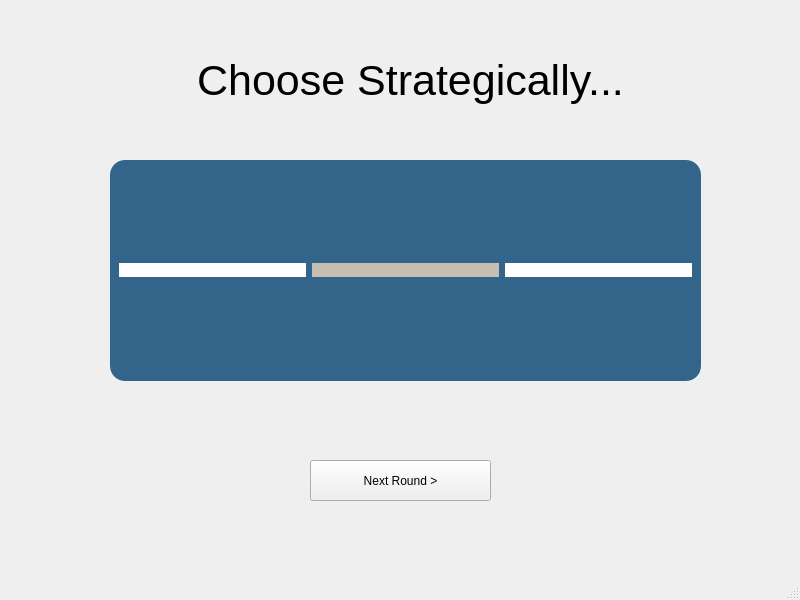
First picture: the form in GamePage.ui, repository coha45/rpsv2, before the edit.
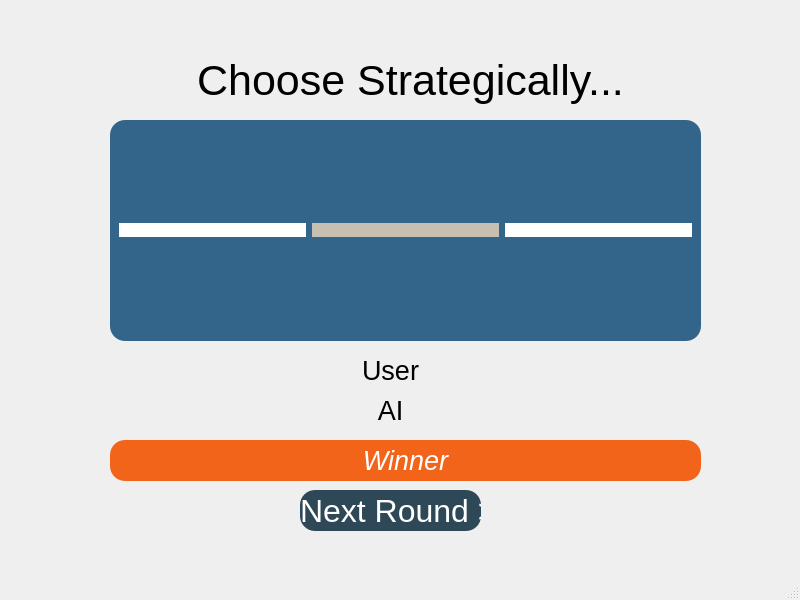
Second picture: the form after the edit. Icons and pictures are not drawn.

Diff of the .ui file:
```diff
--- a/GamePage.ui
+++ b/GamePage.ui
@@ -18,7 +18,7 @@
     <property name="geometry">
      <rect>
       <x>110</x>
-      <y>160</y>
+      <y>120</y>
       <width>591</width>
       <height>221</height>
      </rect>
@@ -156,16 +156,92 @@
    <widget class="QPushButton" name="pushButton">
     <property name="geometry">
      <rect>
-      <x>310</x>
-      <y>460</y>
+      <x>300</x>
+      <y>490</y>
       <width>181</width>
       <height>41</height>
      </rect>
     </property>
+    <property name="styleSheet">
+     <string notr="true">font-size: 32px;
+color: white;
+background-color: #2F4858;
+border-radius: 15px;
+text-align: left;</string>
+    </property>
     <property name="text">
      <string>Next Round &gt;</string>
     </property>
    </widget>
+   <widget class="QLabel" name="userDisplay">
+    <property name="geometry">
+     <rect>
+      <x>310</x>
+      <y>350</y>
+      <width>161</width>
+      <height>41</height>
+     </rect>
+    </property>
+    <property name="font">
+     <font>
+      <pointsize>20</pointsize>
+     </font>
+    </property>
+    <property name="text">
+     <string>User</string>
+    </property>
+    <property name="alignment">
+     <set>Qt::AlignCenter</set>
+    </property>
+   </widget>
+   <widget class="QLabel" name="aiDisplay">
+    <property name="geometry">
+     <rect>
+      <x>310</x>
+      <y>390</y>
+      <width>161</width>
+      <height>41</height>
+     </rect>
+    </property>
+    <property name="font">
+     <font>
+      <pointsize>20</pointsize>
+     </font>
+    </property>
+    <property name="text">
+     <string>AI</string>
+    </property>
+    <property name="alignment">
+     <set>Qt::AlignCenter</set>
+    </property>
+   </widget>
+   <widget class="QLabel" name="winnerLabel">
+    <property name="geometry">
+     <rect>
+      <x>110</x>
+      <y>440</y>
+      <width>591</width>
+      <height>41</height>
+     </rect>
+    </property>
+    <property name="font">
+     <font>
+      <pointsize>20</pointsize>
+      <italic>true</italic>
+     </font>
+    </property>
+    <property name="styleSheet">
+     <string notr="true">color: white;
+border-radius: 15px;
+background-color:  #F26419;</string>
+    </property>
+    <property name="text">
+     <string>Winner</string>
+    </property>
+    <property name="alignment">
+     <set>Qt::AlignCenter</set>
+    </property>
+   </widget>
   </widget>
   <widget class="QMenuBar" name="menubar">
    <property name="geometry">
```
Left out of the diff: 4 changed lines with no effect on the pictures.
